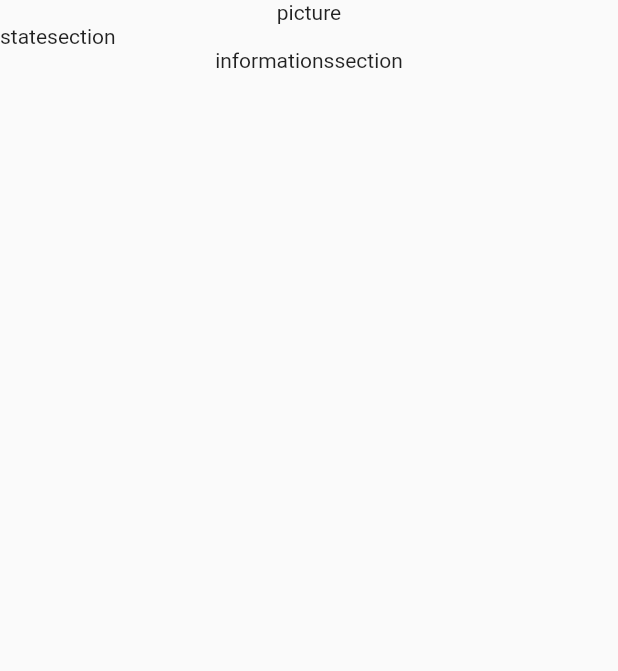
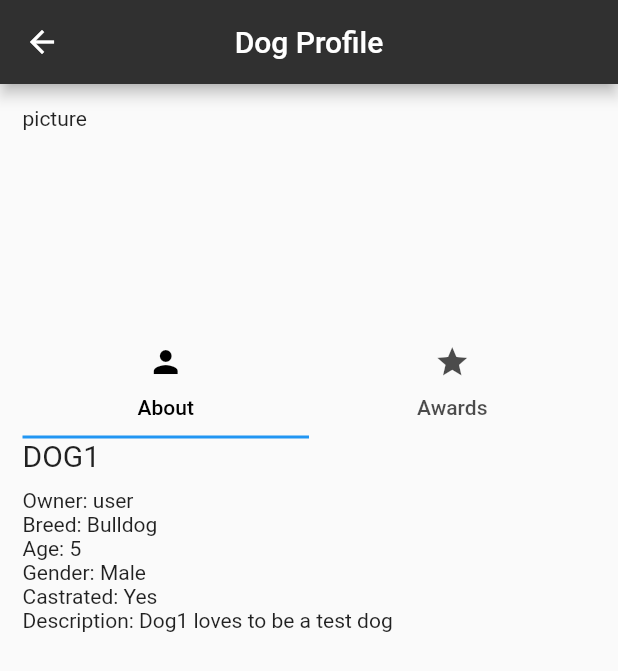
Before and after one commit to mosh98/FlutterDevPVT, a Flutter app: the DogProfile screen opened directly, on a phone screen of 412 x 824 dp. Shown: the top 671 px of the screen. Run offline on Flutter 3.47's test engine with Material 2 defaults, Android fonts, the phone set to English and light mode, and no system bars; our stand-ins replace email_validator, firebase_auth, flutter_spinkit, google_maps_flutter, image_picker, location and 1 more; missing offline and left inert: gender_selector, screen; accounts and stored records are empty; network calls fail.

Commit message:
- New dog profile implemented

```diff
--- a/lib/pages/DogProfile.dart
+++ b/lib/pages/DogProfile.dart
@@ -13,35 +13,26 @@ class DogProfile extends StatefulWidget {
 
 class _DogProfileState extends State<DogProfile> {
 
-  final ProfileState _state = ProfileState.About;
+  ProfileState _state = ProfileState.About;
 
   @override
   Widget build(BuildContext context) {
-    return ListView(
-      children: [
-        Column(
+    return Scaffold(
+      appBar: AppBar(
+        backgroundColor: Colors.grey[850],
+        title: Text('Dog Profile'),
+        centerTitle: true,
+      ),
+      body: Container(
+        padding: EdgeInsets.all(15.0),
+        child:Column(
+            crossAxisAlignment: CrossAxisAlignment.start,
             children: [
               _pictureSection(),
               _stateSection(),
-            _informatioSection(),
+              _informationSection(),
             ],
         )
-      ],
-    );
-  }
-
-  Widget tesst(){
-    return DefaultTabController(
-      length: 2,
-      child: TabBar(
-        tabs: <Widget>[
-          Tab(
-
-          ),
-          Tab(
-
-          )
-        ],
       ),
     );
   }
@@ -61,22 +52,67 @@ class _DogProfileState extends State<DogProfile> {
   Widget _stateSection(){
     return Expanded(
       flex: 1,
-      child: Row(
-        children: [
-          Text('statesection')
-        ],
+      child: DefaultTabController(
+          length: 2,
+          child: TabBar(
+            labelColor: Colors.black,
+            onTap: (value){
+              if(value==0){
+                setState(() {
+                  _state = ProfileState.About;
+                });
+              }else{
+                setState(() {
+                  _state = ProfileState.Awards;
+                });
+              }
+              },
+            tabs: <Widget>[
+              Tab(
+                icon: Icon(Icons.person),
+                child:Text('About')
               ),
+              Tab(
+                  icon: Icon(Icons.star),
+                  child:Text('Awards')
+              )
+            ]
+          )
+      )
     );
   }
 
-  Widget _informatioSection() {
+  Widget _informationSection() {
     return Expanded(
      flex: 7,
-     child: Column(
+     child: _state == ProfileState.About ?
+     aboutSection()
+         :
+     awardsSection()
+    );
+  }
+
+  Widget aboutSection(){
+    return Column(
+      crossAxisAlignment: CrossAxisAlignment.start,
       children: [
-         Text('informationssection')
+        Text("DOG1", style: TextStyle(fontSize: 20.0),),
+        Padding(padding:EdgeInsets.only(top: 10.0)),
+        Text("Owner: " + "user"),
+        Text("Breed: " + "Bulldog"),
+        Text("Age: " + "5"),
+        Text("Gender: " + "Male"),
+        Text("Castrated: " + "Yes"),
+        Text("Description: " + "Dog1 loves to be a test dog"),
       ],
-     )
+    );
+  }
+
+  Widget awardsSection(){
+    return Column(
+      children: [
+        Text('IF WE HAVE TIME TO IMPLEMENT THIS')
+      ],
     );
   }
 
--- a/lib/pages/OldPagesSavedIncaseProblem/profile.dart
+++ b/lib/pages/OldPagesSavedIncaseProblem/profile.dart
@@ -6,7 +6,7 @@ import 'package:image_picker/image_picker.dart';
 import 'package:dog_prototype/loaders/DefaultLoader.dart';
 import 'package:dog_prototype/models/User.dart';
 import 'package:dog_prototype/pages/OldPagesSavedIncaseProblem/Settings.dart';
-import 'package:dog_prototype/pages/profileDog.dart';
+import 'package:dog_prototype/pages/OldPagesSavedIncaseProblem/profileDog.dart';
 import 'package:flutter/cupertino.dart';
 import 'package:flutter/material.dart';
 import 'package:shared_preferences/shared_preferences.dart';
--- a/lib/pages/profileViewer.dart
+++ b/lib/pages/profileViewer.dart
@@ -3,7 +3,7 @@ import 'dart:convert';
 
 import 'package:dog_prototype/loaders/DefaultLoader.dart';
 import 'package:dog_prototype/models/User.dart';
-import 'package:dog_prototype/pages/profileDog.dart';
+import 'package:dog_prototype/pages/OldPagesSavedIncaseProblem/profileDog.dart';
 import 'package:flutter/cupertino.dart';
 import 'package:flutter/material.dart';
 import 'package:http/http.dart' as http;
--- a/lib/services/Authentication.dart
+++ b/lib/services/Authentication.dart
@@ -22,7 +22,7 @@ class AuthService{
   Future<User> createUserModel(Future<IdTokenResult> token) async{
     try{
       String t = await token.then((value) => value.token);
-      print(await _auth.currentUser().then((value) => value.uid));
+      print(t);
 
       final response = await http.get('https://dogsonfire.herokuapp.com/users?uid=${await _auth.currentUser().then((value) => value.uid)}',headers: {
         'Authorization': 'Bearer $t',
```
Also changed, not shown: lib/pages/OldPagesSavedIncaseProblem/profileDog.dart (renamed from lib/pages/profileDog.dart). Lines whose indentation alone changed are shown as unchanged.
